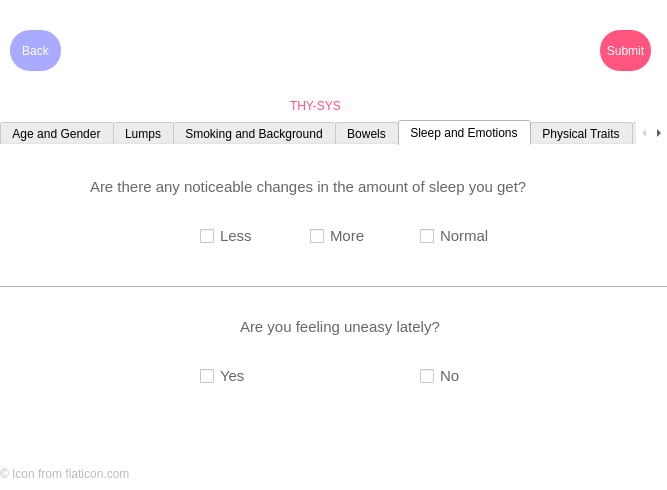
Old version of the form thysys_assessmentPage.ui in the repository EuphoriaForever/thysys.
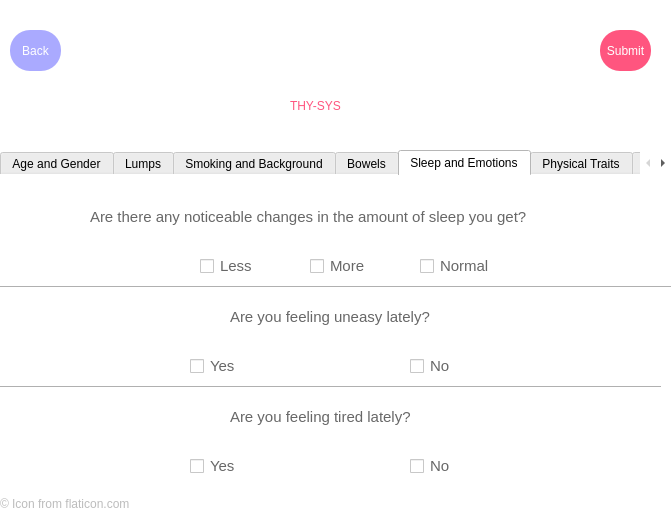
New version of the form. The open tabs and pages were chosen to show the change. Icons and pictures are not drawn.

```diff
--- a/thysys_assessmentPage.ui
+++ b/thysys_assessmentPage.ui
@@ -6,8 +6,8 @@
    <rect>
     <x>0</x>
     <y>0</y>
-    <width>667</width>
-    <height>490</height>
+    <width>672</width>
+    <height>513</height>
    </rect>
   </property>
   <property name="windowTitle">
@@ -75,9 +75,9 @@
    <property name="geometry">
     <rect>
      <x>0</x>
-     <y>120</y>
-     <width>667</width>
-     <height>371</height>
+     <y>150</y>
+     <width>671</width>
+     <height>361</height>
     </rect>
    </property>
    <property name="autoFillBackground">
@@ -1107,8 +1107,8 @@
     <widget class="QCheckBox" name="YesUneasy">
      <property name="geometry">
       <rect>
-       <x>200</x>
-       <y>220</y>
+       <x>190</x>
+       <y>180</y>
        <width>61</width>
        <height>20</height>
       </rect>
@@ -1129,8 +1129,8 @@
     <widget class="QCheckBox" name="NoUneasy">
      <property name="geometry">
       <rect>
-       <x>420</x>
-       <y>220</y>
+       <x>410</x>
+       <y>180</y>
        <width>61</width>
        <height>20</height>
       </rect>
@@ -1198,7 +1198,7 @@
      <property name="geometry">
       <rect>
        <x>0</x>
-       <y>140</y>
+       <y>110</y>
        <width>671</width>
        <height>1</height>
       </rect>
@@ -1213,8 +1213,8 @@
     <widget class="QLabel" name="Question_18">
      <property name="geometry">
       <rect>
-       <x>240</x>
-       <y>160</y>
+       <x>230</x>
+       <y>120</y>
        <width>321</width>
        <height>41</height>
       </rect>
@@ -1294,6 +1294,90 @@
       <string>© Icon from flaticon.com</string>
      </property>
     </widget>
+    <widget class="Line" name="line_8">
+     <property name="geometry">
+      <rect>
+       <x>-10</x>
+       <y>210</y>
+       <width>671</width>
+       <height>1</height>
+      </rect>
+     </property>
+     <property name="styleSheet">
+      <string notr="true">background-color: rgb(176, 176, 176);</string>
+     </property>
+     <property name="orientation">
+      <enum>Qt::Horizontal</enum>
+     </property>
+    </widget>
+    <widget class="QCheckBox" name="NoTired">
+     <property name="geometry">
+      <rect>
+       <x>410</x>
+       <y>280</y>
+       <width>61</width>
+       <height>20</height>
+      </rect>
+     </property>
+     <property name="font">
+      <font>
+       <family>Arial</family>
+       <pointsize>11</pointsize>
+      </font>
+     </property>
+     <property name="styleSheet">
+      <string notr="true">color: rgb(103, 103, 103);</string>
+     </property>
+     <property name="text">
+      <string>No</string>
+     </property>
+    </widget>
+    <widget class="QCheckBox" name="YesTired">
+     <property name="geometry">
+      <rect>
+       <x>190</x>
+       <y>280</y>
+       <width>61</width>
+       <height>20</height>
+      </rect>
+     </property>
+     <property name="font">
+      <font>
+       <family>Arial</family>
+       <pointsize>11</pointsize>
+      </font>
+     </property>
+     <property name="styleSheet">
+      <string notr="true">color: rgb(103, 103, 103);</string>
+     </property>
+     <property name="text">
+      <string>Yes</string>
+     </property>
+    </widget>
+    <widget class="QLabel" name="Question_27">
+     <property name="geometry">
+      <rect>
+       <x>230</x>
+       <y>220</y>
+       <width>321</width>
+       <height>41</height>
+      </rect>
+     </property>
+     <property name="font">
+      <font>
+       <family>Arial</family>
+       <pointsize>11</pointsize>
+       <weight>50</weight>
+       <bold>false</bold>
+      </font>
+     </property>
+     <property name="styleSheet">
+      <string notr="true">color: rgb(103, 103, 103);</string>
+     </property>
+     <property name="text">
+      <string>Are you feeling tired lately?</string>
+     </property>
+    </widget>
    </widget>
    <widget class="QWidget" name="tab_6">
     <attribute name="title">
```
Left out of the diff: 4 changed lines with no effect on the pictures.
